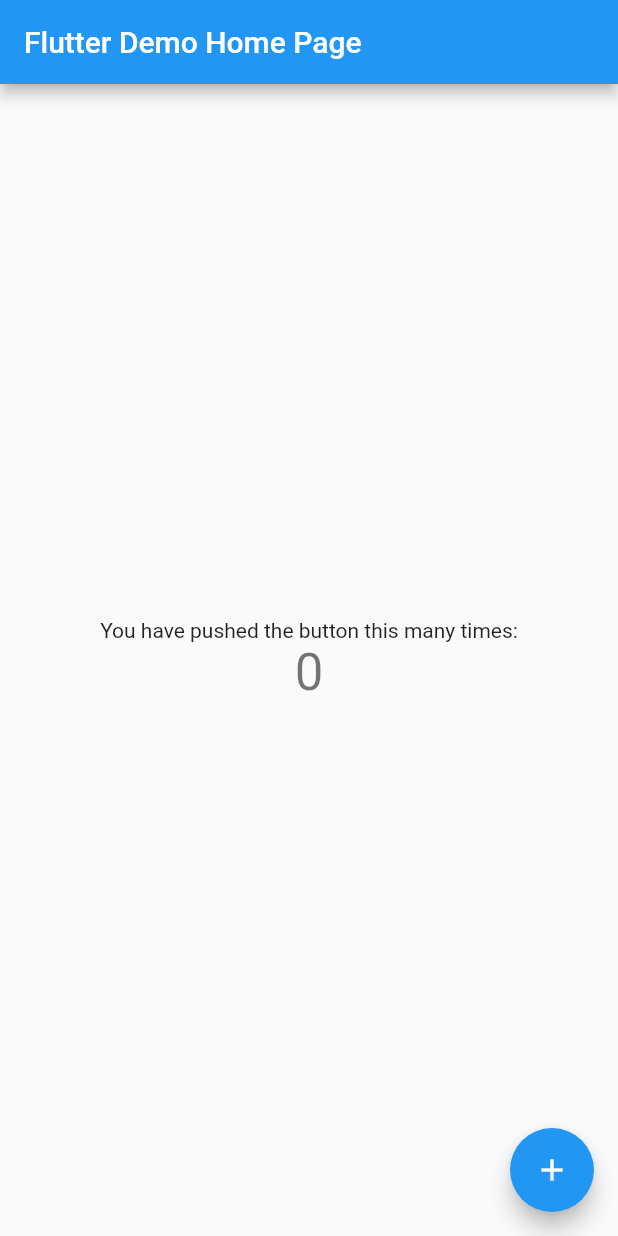
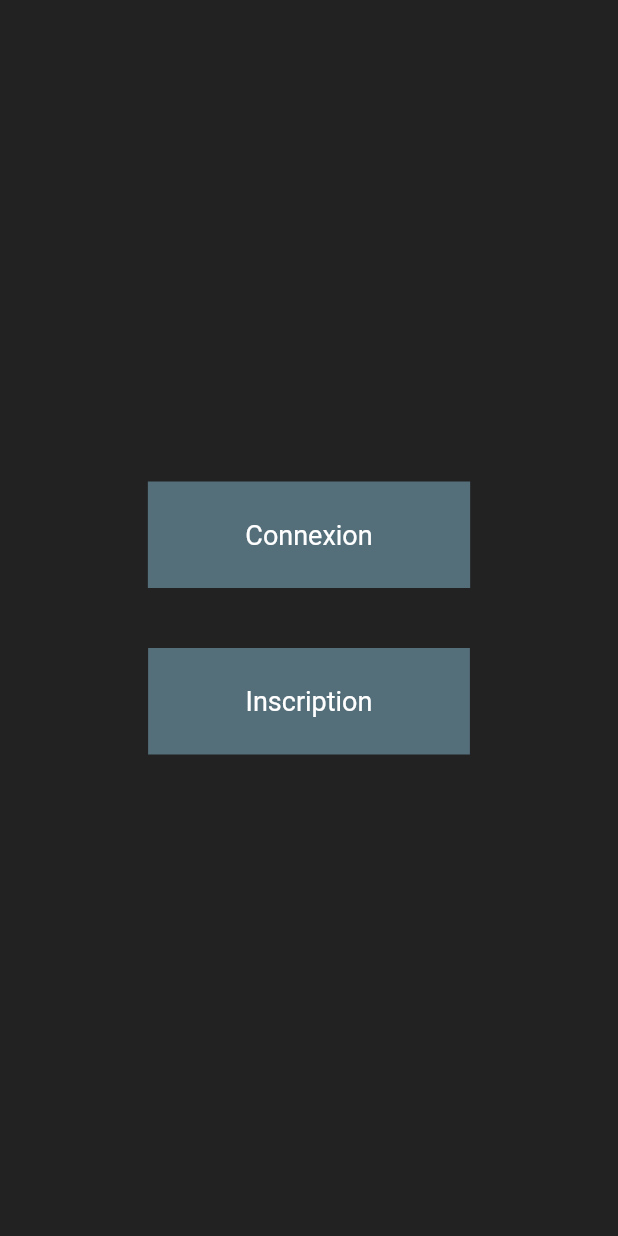
Before and after one commit to ZephirSD/MessageHDM, a Flutter app: the screen it shows after launch, on a phone screen of 412 x 824 dp. Run offline on Flutter 3.47's test engine with Material 2 defaults, Android fonts, the phone set to English and light mode, and no system bars.

Commit message:
Création des pages de Connexion, Inscription & la page d'Accueil.

```diff
--- /dev/null
+++ b/lib/Composants/BoutonAccueil.dart
@@ -0,0 +1,30 @@
+import 'package:flutter/material.dart';
+
+class BoutonAccueil extends StatelessWidget {
+  Widget page;
+  String titreBouton;
+  BoutonAccueil(this.page, this.titreBouton);
+
+  @override
+  Widget build(BuildContext context) {
+    return GestureDetector(
+      onTap: () {
+        Navigator.push(
+          context,
+          MaterialPageRoute(
+            builder: (context) => page,
+          ),
+        );
+      },
+      child: Container(
+        padding: const EdgeInsets.symmetric(vertical: 25, horizontal: 65),
+        margin: const EdgeInsets.symmetric(vertical: 20),
+        color: Colors.blueGrey[600],
+        child: Text(
+          titreBouton,
+          style: const TextStyle(color: Colors.white, fontSize: 18),
+        ),
+      ),
+    );
+  }
+}
--- a/lib/main.dart
+++ b/lib/main.dart
@@ -1,4 +1,7 @@
 import 'package:flutter/material.dart';
+import 'package:messagehdm/Composants/BoutonAccueil.dart';
+import 'package:messagehdm/Pages/Connexion.dart';
+import 'package:messagehdm/Pages/Inscription.dart';
 
 void main() {
   runApp(const MyApp());
@@ -14,53 +17,30 @@
       theme: ThemeData(
         primarySwatch: Colors.blue,
       ),
-      home: const MyHomePage(title: 'Flutter Demo Home Page'),
+      home: MyHomePage(),
+      debugShowCheckedModeBanner: false,
     );
   }
 }
 
 class MyHomePage extends StatefulWidget {
-  const MyHomePage({super.key, required this.title});
-
-  final String title;
-
   @override
   State<MyHomePage> createState() => _MyHomePageState();
 }
 
 class _MyHomePageState extends State<MyHomePage> {
-  int _counter = 0;
-
-  void _incrementCounter() {
-    setState(() {
-      _counter++;
-    });
-  }
-
   @override
   Widget build(BuildContext context) {
     return Scaffold(
-      appBar: AppBar(
-        title: Text(widget.title),
-      ),
+      backgroundColor: Colors.black87,
       body: Center(
         child: Column(
           mainAxisAlignment: MainAxisAlignment.center,
-          children: <Widget>[
-            const Text(
-              'You have pushed the button this many times:',
-            ),
-            Text(
-              '$_counter',
-              style: Theme.of(context).textTheme.headlineMedium,
-            ),
+          children: [
+            BoutonAccueil(ConnexionPage(), "Connexion"),
+            BoutonAccueil(InscriptionPage(), "Inscription"),
           ],
         ),
-      ),
-      floatingActionButton: FloatingActionButton(
-        onPressed: _incrementCounter,
-        tooltip: 'Increment',
-        child: const Icon(Icons.add),
       ),
     );
   }
```
Also changed, not shown: lib/Pages/Connexion.dart (added, +10 -0 lines), lib/Pages/Inscription.dart (added, +41 -0 lines).
